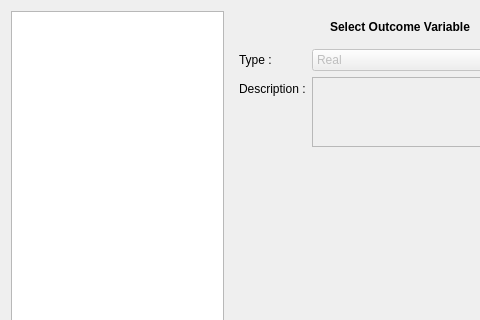
Above: braviz/interaction/qt_guis/outcome_select.ui from diego0020/braviz-app before the change; both pictures show x 0 to 480 and y 0 to 320 of the 887 by 452 pixel window. Below: the same form after it.
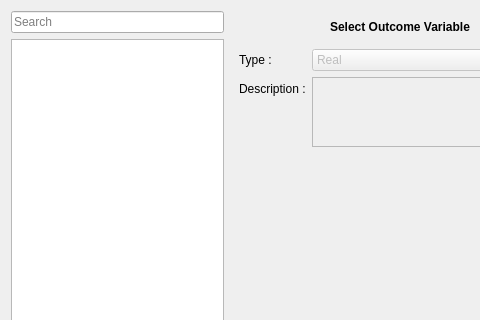
That is the form after the change.

Patch:
```diff
--- a/braviz/interaction/qt_guis/outcome_select.ui
+++ b/braviz/interaction/qt_guis/outcome_select.ui
@@ -27,43 +27,37 @@
   </property>
   <layout class="QHBoxLayout" name="horizontalLayout">
    <item>
-    <widget class="QTableView" name="tableView">
-     <property name="sizePolicy">
-      <sizepolicy hsizetype="Preferred" vsizetype="Expanding">
-       <horstretch>0</horstretch>
-       <verstretch>0</verstretch>
-      </sizepolicy>
+    <widget class="QFrame" name="frame_3">
+     <property name="frameShape">
+      <enum>QFrame::NoFrame</enum>
      </property>
-     <property name="alternatingRowColors">
-      <bool>true</bool>
+     <property name="frameShadow">
+      <enum>QFrame::Raised</enum>
      </property>
-     <property name="selectionMode">
-      <enum>QAbstractItemView::SingleSelection</enum>
-     </property>
-     <property name="selectionBehavior">
-      <enum>QAbstractItemView::SelectRows</enum>
-     </property>
-     <property name="sortingEnabled">
-      <bool>true</bool>
-     </property>
-     <property name="cornerButtonEnabled">
-      <bool>false</bool>
-     </property>
-     <attribute name="horizontalHeaderShowSortIndicator" stdset="0">
-      <bool>true</bool>
-     </attribute>
-     <attribute name="horizontalHeaderStretchLastSection">
-      <bool>true</bool>
-     </attribute>
-     <attribute name="verticalHeaderCascadingSectionResizes">
-      <bool>true</bool>
-     </attribute>
-     <attribute name="verticalHeaderShowSortIndicator" stdset="0">
-      <bool>false</bool>
-     </attribute>
-     <attribute name="verticalHeaderStretchLastSection">
-      <bool>true</bool>
-     </attribute>
+     <layout class="QVBoxLayout" name="verticalLayout_2">
+      <property name="leftMargin">
+       <number>0</number>
+      </property>
+      <property name="topMargin">
+       <number>0</number>
+      </property>
+      <property name="rightMargin">
+       <number>0</number>
+      </property>
+      <property name="bottomMargin">
+       <number>0</number>
+      </property>
+      <item>
+       <widget class="QLineEdit" name="lineEdit">
+        <property name="placeholderText">
+         <string>Search</string>
+        </property>
+       </widget>
+      </item>
+      <item>
+       <widget class="QTextBrowser" name="textBrowser"/>
+      </item>
+     </layout>
     </widget>
    </item>
    <item>
```
